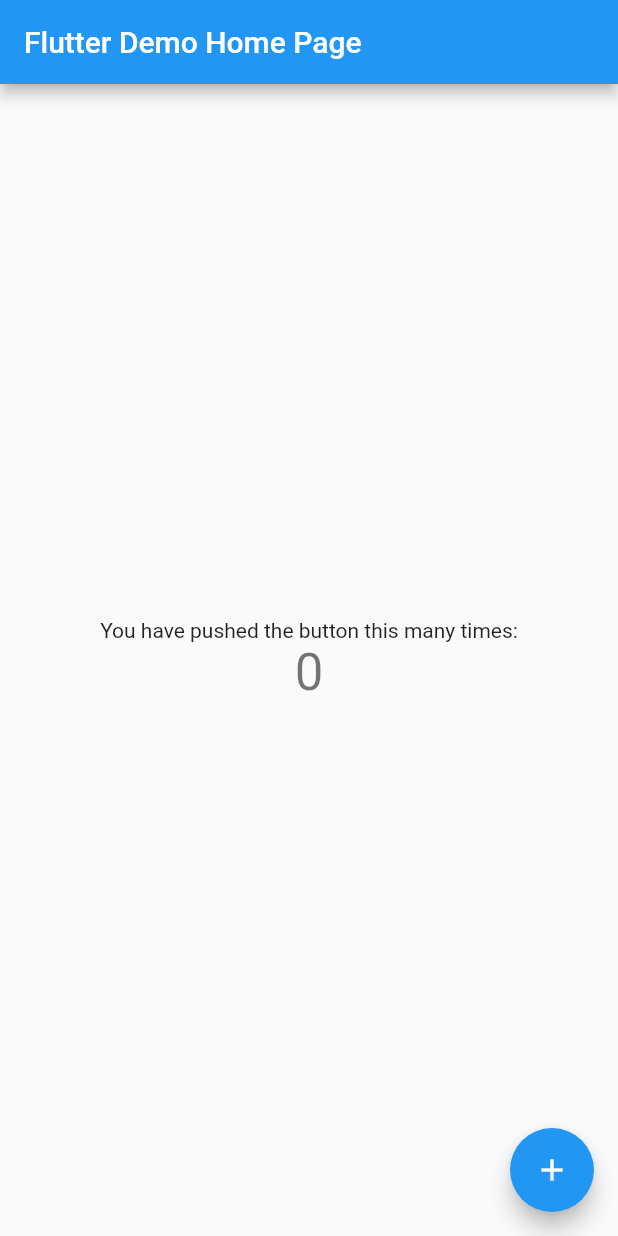
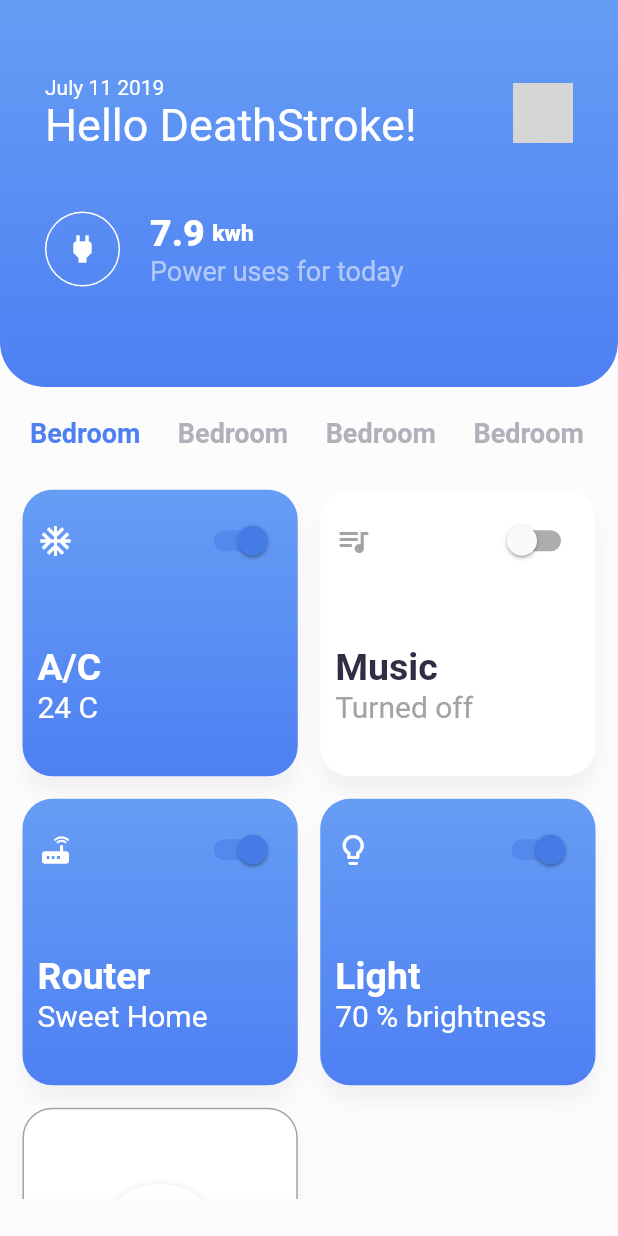
Before and after one commit to TheAlphamerc/flutter_smart_home_app, a Flutter app: the screen it shows after launch, on a phone screen of 412 x 824 dp. Run offline on Flutter 3.47's test engine with Material 2 defaults, Android fonts, the phone set to English and light mode, and no system bars; network calls fail; grey boxes are pictures that could not be loaded.

Commit message:
Design home page and profile page

```diff
--- a/lib/main.dart
+++ b/lib/main.dart
@@ -1,111 +1,41 @@
 import 'package:flutter/material.dart';
+import 'package:flutter_smart_home_app/scopedModel/connectedModel.dart';
+import 'package:scoped_model/scoped_model.dart';
+
+import 'pages/home_page_body.dart';
 
 void main() => runApp(MyApp());
 
 class MyApp extends StatelessWidget {
-  // This widget is the root of your application.
+ final ApplianceModel model = ApplianceModel();
   @override
   Widget build(BuildContext context) {
-    return MaterialApp(
+    return  ScopedModel<ApplianceModel>(
+      model: model,
+      child: MaterialApp(
       title: 'Flutter Demo',
       theme: ThemeData(
-        // This is the theme of your application.
-        //
-        // Try running your application with "flutter run". You'll see the
-        // application has a blue toolbar. Then, without quitting the app, try
-        // changing the primarySwatch below to Colors.green and then invoke
-        // "hot reload" (press "r" in the console where you ran "flutter run",
-        // or simply save your changes to "hot reload" in a Flutter IDE).
-        // Notice that the counter didn't reset back to zero; the application
-        // is not restarted.
         primarySwatch: Colors.blue,
       ),
-      home: MyHomePage(title: 'Flutter Demo Home Page'),
-    );
+      home: MyHomePage(model),
+    ),);
   }
 }
 
 class MyHomePage extends StatefulWidget {
-  MyHomePage({Key key, this.title}) : super(key: key);
-
-  // This widget is the home page of your application. It is stateful, meaning
-  // that it has a State object (defined below) that contains fields that affect
-  // how it looks.
-
-  // This class is the configuration for the state. It holds the values (in this
-  // case the title) provided by the parent (in this case the App widget) and
-  // used by the build method of the State. Fields in a Widget subclass are
-  // always marked "final".
-
-  final String title;
-
+  final ApplianceModel model;
+  MyHomePage(this.model);
   @override
   _MyHomePageState createState() => _MyHomePageState();
 }
 
 class _MyHomePageState extends State<MyHomePage> {
-  int _counter = 0;
-
-  void _incrementCounter() {
-    setState(() {
-      // This call to setState tells the Flutter framework that something has
-      // changed in this State, which causes it to rerun the build method below
-      // so that the display can reflect the updated values. If we changed
-      // _counter without calling setState(), then the build method would not be
-      // called again, and so nothing would appear to happen.
-      _counter++;
-    });
-  }
-
   @override
   Widget build(BuildContext context) {
-    // This method is rerun every time setState is called, for instance as done
-    // by the _incrementCounter method above.
-    //
-    // The Flutter framework has been optimized to make rerunning build methods
-    // fast, so that you can just rebuild anything that needs updating rather
-    // than having to individually change instances of widgets.
     return Scaffold(
-      appBar: AppBar(
-        // Here we take the value from the MyHomePage object that was created by
-        // the App.build method, and use it to set our appbar title.
-        title: Text(widget.title),
-      ),
-      body: Center(
-        // Center is a layout widget. It takes a single child and positions it
-        // in the middle of the parent.
-        child: Column(
-          // Column is also layout widget. It takes a list of children and
-          // arranges them vertically. By default, it sizes itself to fit its
-          // children horizontally, and tries to be as tall as its parent.
-          //
-          // Invoke "debug painting" (press "p" in the console, choose the
-          // "Toggle Debug Paint" action from the Flutter Inspector in Android
-          // Studio, or the "Toggle Debug Paint" command in Visual Studio Code)
-          // to see the wireframe for each widget.
-          //
-          // Column has various properties to control how it sizes itself and
-          // how it positions its children. Here we use mainAxisAlignment to
-          // center the children vertically; the main axis here is the vertical
-          // axis because Columns are vertical (the cross axis would be
-          // horizontal).
-          mainAxisAlignment: MainAxisAlignment.center,
-          children: <Widget>[
-            Text(
-              'You have pushed the button this many times:',
-            ),
-            Text(
-              '$_counter',
-              style: Theme.of(context).textTheme.display1,
-            ),
-          ],
-        ),
-      ),
-      floatingActionButton: FloatingActionButton(
-        onPressed: _incrementCounter,
-        tooltip: 'Increment',
-        child: Icon(Icons.add),
-      ), // This trailing comma makes auto-formatting nicer for build methods.
+      body: Container(
+        color: Color(0xfffcfcfd),
+        child:  HomePageBody(widget.model),)
     );
   }
 }
--- /dev/null
+++ b/lib/model/appliance.dart
@@ -0,0 +1,12 @@
+import 'package:flutter/cupertino.dart';
+
+class  Appliance {
+  String id;
+  String title;
+  String subtitle;
+  IconData leftIcon;
+  IconData topRightIcon;
+  IconData bottomRightIcon;
+  bool isEnable;
+  Appliance({this.title, this.subtitle, this.leftIcon, this.topRightIcon, this.bottomRightIcon, this.isEnable,this.id});
+}
--- /dev/null
+++ b/lib/pages/home_page_body.dart
@@ -0,0 +1,301 @@
+import 'package:flutter/material.dart';
+import 'package:flutter/rendering.dart';
+import 'package:flutter_smart_home_app/model/appliance.dart';
+import 'package:flutter_smart_home_app/pages/user_profile_page.dart';
+import 'package:flutter_smart_home_app/scopedModel/connectedModel.dart';
+
+class HomePageBody extends StatefulWidget {
+  final ApplianceModel model;
+  HomePageBody(this.model);
+  _HomePageBodyState createState() => _HomePageBodyState();
+}
+
+class _HomePageBodyState extends State<HomePageBody> {
+  @override
+  Widget build(BuildContext context) {
+    return Column(children: <Widget>[
+      Container(
+        height: 258,
+        width: MediaQuery.of(context).size.width,
+        padding: EdgeInsets.only(
+            top: MediaQuery.of(context).padding.top + 50,
+            bottom: 30,
+            left: 30,
+            right: 30.0),
+        decoration: BoxDecoration(
+            gradient: LinearGradient(
+                begin: Alignment.topCenter,
+                end: Alignment.bottomCenter,
+                colors: [Color(0xff669df4), Color(0xff4e80f3)]),
+            borderRadius: BorderRadius.only(
+                bottomLeft: Radius.circular(30),
+                bottomRight: Radius.circular(30))),
+        child: _upperContainer(),
+      ),
+      _roomCategories(),
+      _applianceGrid(widget.model)
+    ]);
+  }
+
+  Widget _upperContainer() {
+    return Container(
+      alignment: Alignment.topLeft,
+      padding: EdgeInsets.all(0),
+      child: Column(
+        crossAxisAlignment: CrossAxisAlignment.start,
+        children: <Widget>[
+          Row(
+            mainAxisAlignment: MainAxisAlignment.spaceBetween,
+            children: <Widget>[
+              Column(
+                crossAxisAlignment: CrossAxisAlignment.start,
+                children: <Widget>[
+                  Text(
+                    'July 11 2019',
+                    style: TextStyle(color: Colors.white),
+                  ),
+                  Text(
+                    'Hello DeathStroke!',
+                    style: TextStyle(color: Colors.white, fontSize: 30),
+                  ),
+                ],
+              ),
+              GestureDetector(
+                child: CircleAvatar(
+                  backgroundImage: NetworkImage(
+                      'https://store.playstation.com/store/api/chihiro/00_09_000/container/US/en/999/UP1018-CUSA00133_00-AV00000000000015/1553561653000/image?w=256&h=256&bg_color=000000&opacity=100&_version=00_09_000'),
+                ),
+                onTap: () {
+                  Navigator.of(context).push(MaterialPageRoute(builder: (BuildContext context) => UserProfilePage()));
+                },
+              )
+            ],
+          ),
+          SizedBox(
+            height: 40,
+          ),
+          Row(
+            mainAxisAlignment: MainAxisAlignment.start,
+            children: <Widget>[
+              Container(
+                height: 50,
+                width: 50,
+                decoration: BoxDecoration(
+                    border: Border.all(width: 1, color: Colors.white),
+                    borderRadius: BorderRadius.circular(25)),
+                child: Icon(
+                  Icons.power,
+                  color: Colors.white,
+                ),
+              ),
+              SizedBox(
+                width: 20,
+              ),
+              Column(
+                crossAxisAlignment: CrossAxisAlignment.start,
+                children: <Widget>[
+                  Row(
+                    children: <Widget>[
+                      Text(
+                        '7.9',
+                        style: TextStyle(
+                            color: Colors.white,
+                            fontSize: 25,
+                            fontWeight: FontWeight.w900),
+                      ),
+                      SizedBox(
+                        width: 5,
+                      ),
+                      Text(
+                        'kwh',
+                        style: TextStyle(
+                            color: Colors.white,
+                            fontSize: 15,
+                            fontWeight: FontWeight.w900),
+                      ),
+                    ],
+                  ),
+                  Text(
+                    'Power uses for today',
+                    style: TextStyle(color: Colors.white54, fontSize: 18),
+                  ),
+                ],
+              )
+            ],
+          )
+        ],
+      ),
+    );
+  }
+
+  Widget _roomCategories() {
+    return Container(
+      padding: EdgeInsets.only(left: 20, top: 20, bottom: 20),
+      child: SingleChildScrollView(
+        scrollDirection: Axis.horizontal,
+        child: Row(
+          children: <Widget>[
+            Text(
+              'Bedroom',
+              style: TextStyle(
+                  color: Color(0xff4e80f3),
+                  fontSize: 18,
+                  fontWeight: FontWeight.w600),
+            ),
+            SizedBox(
+              width: 25,
+            ),
+            Text(
+              'Bedroom',
+              style: TextStyle(
+                  color: Color(0xffb2b0b9),
+                  fontSize: 18,
+                  fontWeight: FontWeight.w600),
+            ),
+            SizedBox(
+              width: 25,
+            ),
+            Text(
+              'Bedroom',
+              style: TextStyle(
+                  color: Color(0xffb2b0b9),
+                  fontSize: 18,
+                  fontWeight: FontWeight.w600),
+            ),
+            SizedBox(
+              width: 25,
+            ),
+            Text(
+              'Bedroom',
+              style: TextStyle(
+                  color: Color(0xffb2b0b9),
+                  fontSize: 18,
+                  fontWeight: FontWeight.w600),
+            ),
+            SizedBox(
+              width: 25,
+            ),
+            Text(
+              'Bedroom',
+              style: TextStyle(
+                  color: Color(0xffb2b0b9),
+                  fontSize: 18,
+                  fontWeight: FontWeight.w600),
+            )
+          ],
+        ),
+      ),
+    );
+  }
+
+  Widget _buildApplianceCard(ApplianceModel model, int index) {
+    return Container(
+      height: 220,
+      padding: EdgeInsets.symmetric(horizontal: 10, vertical: 10),
+      margin: index % 2 == 0
+          ? EdgeInsets.fromLTRB(15, 7.5, 7.5, 7.5)
+          : EdgeInsets.fromLTRB(7.5, 7.5, 15, 7.5),
+      decoration: BoxDecoration(
+          boxShadow: <BoxShadow>[
+            BoxShadow(
+                blurRadius: 10, offset: Offset(0, 10), color: Color(0xfff1f0f2))
+          ],
+          gradient: LinearGradient(
+              begin: Alignment.topCenter,
+              end: Alignment.bottomCenter,
+              colors: model.allYatch[index].isEnable
+                  ? [Color(0xff669df4), Color(0xff4e80f3)]
+                  : [Colors.white, Colors.white]),
+          borderRadius: BorderRadius.circular(20)),
+      child: Column(
+        crossAxisAlignment: CrossAxisAlignment.start,
+        children: <Widget>[
+          Row(
+            mainAxisAlignment: MainAxisAlignment.spaceBetween,
+            children: <Widget>[
+              Icon(model.allYatch[index].leftIcon,
+                  color: model.allYatch[index].isEnable
+                      ? Colors.white
+                      : Color(0xffa3a3a3)),
+              Switch(
+                  value: model.allYatch[index].isEnable,
+                  activeColor: Color(0xff457be4),
+                  onChanged: (_) {
+                    setState(() {
+                      model.allYatch[index].isEnable =
+                          !model.allYatch[index].isEnable;
+                    });
+                  })
+            ],
+          ),
+          SizedBox(
+            height: 46,
+          ),
+          Text(
+            model.allYatch[index].title,
+            style: TextStyle(
+                color: model.allYatch[index].isEnable
+                    ? Colors.white
+                    : Color(0xff302e45),
+                fontSize: 25,
+                fontWeight: FontWeight.w600),
+          ),
+          Text(
+            model.allYatch[index].subtitle,
+            style: TextStyle(
+                color: model.allYatch[index].isEnable
+                    ? Colors.white
+                    : Color(0xffa3a3a3),
+                fontSize: 20),
+          ),
+          // Icon(model.allYatch[index].topRightIcon,color:model.allYatch[index].isEnable ? Colors.white : Color(0xffa3a3a3))
+        ],
+      ),
+    );
+  }
+
+  Widget _applianceGrid(ApplianceModel model) {
+    return Container(
+        alignment: Alignment.topCenter,
+        // padding: EdgeInsets.symmetric(horizontal: 20, vertical: 0),
+        height: 480,
+        child: GridView.count(
+          // mainAxisSpacing: 10,
+          // crossAxisSpacing: 10,
+          crossAxisCount: 2,
+          padding: EdgeInsets.all(0),
+          children: List.generate(model.allYatch.length, (index) {
+            return model.allYatch[index].title != null
+                ? _buildApplianceCard(model, index)
+                : Container(
+                    height: 120,
+                    padding: EdgeInsets.symmetric(horizontal: 30, vertical: 50),
+                    margin: index % 2 == 0
+                        ? EdgeInsets.fromLTRB(15, 7.5, 7.5, 7.5)
+                        : EdgeInsets.fromLTRB(7.5, 7.5, 15, 7.5),
+                    decoration: BoxDecoration(
+                        boxShadow: <BoxShadow>[
+                          BoxShadow(
+                              blurRadius: 10,
+                              offset: Offset(0, 10),
+                              color: Color(0xfff1f0f2))
+                        ],
+                        color: Colors.white,
+                        border: Border.all(
+                            width: 1,
+                            style: BorderStyle.solid,
+                            color: Color(0xffa3a3a3)),
+                        borderRadius: BorderRadius.circular(20)),
+                    child: FloatingActionButton(
+                      backgroundColor: Colors.white,
+                      child: Icon(
+                        Icons.add,
+                        color: Colors.black,
+                      ),
+                      onPressed: () {},
+                    ),
+                  );
+          }),
+        ));
+  }
+}
--- /dev/null
+++ b/lib/pages/user_profile_page.dart
@@ -0,0 +1,83 @@
+import 'package:flutter/material.dart';
+
+class UserProfilePage extends StatefulWidget {
+  @override
+  _UserProfilePageState createState() => _UserProfilePageState();
+}
+
+class _UserProfilePageState extends State<StatefulWidget> {
+  @override
+  Widget build(BuildContext context) {
+    return Scaffold(
+        body: SingleChildScrollView(
+      child: Container(
+        width: MediaQuery.of(context).size.width,
+        padding: EdgeInsets.all(40.0),
+        child: Column(
+          crossAxisAlignment: CrossAxisAlignment.center,
+          children: <Widget>[
+            SizedBox(
+              height: 80,
+            ),
+            Container(
+              width: MediaQuery.of(context).size.width,
+              child: Text(
+                'Profile',
+                style: TextStyle(fontSize: 43, fontWeight: FontWeight.bold),
+              ),
+            ),
+            SizedBox(
+              height: 50,
+            ),
+            Container(
+              width: 150,
+              height: 150,
+              decoration: BoxDecoration(
+                  borderRadius: BorderRadius.circular(75),
+                  boxShadow: <BoxShadow>[
+                    BoxShadow(
+                        offset: Offset(10, 15),
+                        color: Color(0x22000000),
+                        blurRadius: 20.0)
+                  ],
+                  image: DecorationImage(
+                      image: NetworkImage(
+                          'https://store.playstation.com/store/api/chihiro/00_09_000/container/US/en/999/UP1018-CUSA00133_00-AV00000000000015/1553561653000/image?w=256&h=256&bg_color=000000&opacity=100&_version=00_09_000'))),
+            ),
+            SizedBox(
+              height: 30,
+            ),
+            Text(
+              'Sonu Sharma',
+              style: TextStyle(fontSize: 30, fontWeight: FontWeight.bold),
+              textAlign: TextAlign.center,
+            ),
+           SizedBox(height: 70,),
+          _placeContainer('Evelens Apartment',Color(0xff526fff),false),
+          _placeContainer('Evelens Apartment',Color(0xff8f48ff),false),
+          _placeContainer('Evelens Apartment',Color(0xffffffff),true),
+          ],
+        ),
+      ),
+    ));
+  }
+  Widget  _placeContainer(String title, Color color,bool leftIcon){
+    return Column(children: <Widget>[
+       Container(
+         height: 60,
+         width: MediaQuery.of(context).size.width - 40,
+         padding: EdgeInsets.all(20),
+         margin: EdgeInsets.symmetric(vertical: 10),
+         decoration: BoxDecoration(borderRadius: BorderRadius.circular(15),
+         color:color),
+         child: Row(
+           mainAxisAlignment: MainAxisAlignment.spaceBetween,
+           children: <Widget>[
+           Text(title,style: TextStyle(color: leftIcon ? Color(0xffa3a3a3) : Colors.white,fontSize: 20,fontWeight: FontWeight.w600),),
+           leftIcon ? Icon(Icons.add,color: Color(0xffa3a3a3),)
+           : Container()
+         ],)
+       )
+    ],);
+  }
+}
--- /dev/null
+++ b/lib/scopedModel/connectedModel.dart
@@ -0,0 +1,51 @@
+import 'package:flutter/cupertino.dart';
+import 'package:flutter/material.dart';
+import 'package:flutter_smart_home_app/model/appliance.dart';
+import 'package:scoped_model/scoped_model.dart';
+
+class  ConnectedModel extends Model{
+  List<Appliance> _applianceList = [
+    Appliance(
+      title : 'A/C',
+      subtitle : '24 C',
+      leftIcon : Icons.ac_unit,
+      topRightIcon : Icons.threesixty,
+      bottomRightIcon: Icons.threesixty,
+      isEnable : true),
+      Appliance(
+      title : 'Music',
+      subtitle : 'Turned off',
+      leftIcon : Icons.queue_music,
+      topRightIcon : Icons.threesixty,
+      bottomRightIcon: Icons.threesixty,
+      isEnable : false),
+      Appliance(
+      title : 'Router',
+      subtitle : 'Sweet Home',
+      leftIcon : Icons.router,
+      topRightIcon : Icons.router,
+      bottomRightIcon: Icons.threesixty,
+      isEnable : true),
+      Appliance(
+      title : 'Light',
+      subtitle : '70 % brightness',
+      leftIcon : Icons.lightbulb_outline,
+      topRightIcon : Icons.threesixty,
+      bottomRightIcon: Icons.threesixty,
+      isEnable : true),
+      Appliance(
+      title : null,
+      subtitle : '70 % brightness',
+      leftIcon : Icons.threesixty,
+      topRightIcon : Icons.threesixty,
+      bottomRightIcon: Icons.threesixty,
+      isEnable : true),
+  ];
+
+}
+class ApplianceModel extends ConnectedModel {
+  List<Appliance> get allYatch {
+    return List.from(_applianceList);
+  }
+
+}
--- a/pubspec.yaml
+++ b/pubspec.yaml
@@ -23,6 +23,8 @@ dependencies:
   # The following adds the Cupertino Icons font to your application.
   # Use with the CupertinoIcons class for iOS style icons.
   cupertino_icons: ^0.1.2
+  scoped_model: ^1.0.1
+  dotted_border: ^1.0.2
 
 dev_dependencies:
   flutter_test:
```
Also changed, not shown: pubspec.lock.
